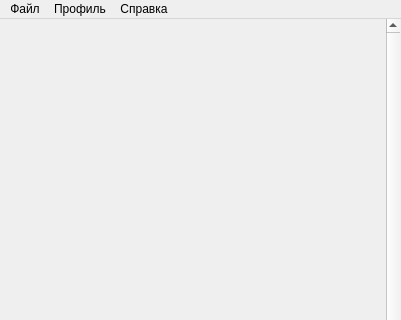
This is app/window/mainwindow.ui in Rexagon/kanji-tutor as Qt 5 draws it before an edit; both pictures show x 0 to 401 and y 0 to 320 of the 401 by 500 pixel window. The edited form follows.
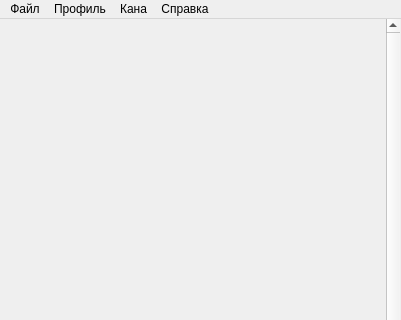
This is the edited form.

Commit message: Добавил таблицы с хираганой и катаканой

Diff of the .ui file:
```diff
--- a/app/window/mainwindow.ui
+++ b/app/window/mainwindow.ui
@@ -808,8 +808,16 @@
     </property>
     <addaction name="menuItemReset"/>
    </widget>
+   <widget class="QMenu" name="menuKana">
+    <property name="title">
+     <string>Кана</string>
+    </property>
+    <addaction name="menuItemHirigana"/>
+    <addaction name="menuItemKatakana"/>
+   </widget>
    <addaction name="menuFile"/>
    <addaction name="menuProfile"/>
+   <addaction name="menuKana"/>
    <addaction name="menuHelp"/>
   </widget>
   <action name="menuItemExit">
```
Left out of the diff: 10 changed lines with no effect on the pictures. The commit also changes 2 other files.
